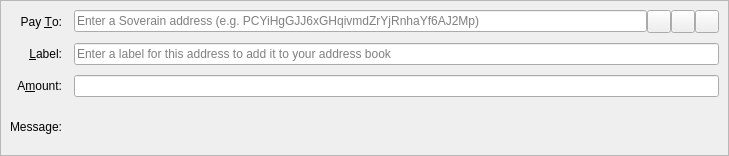
Before: the Qt Designer form src/qt/forms/sendcoinsentry.ui in decenomy/SOVE, drawn with Qt 5.
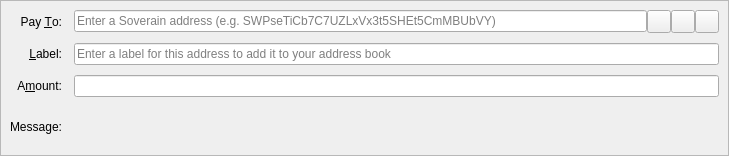
After: the same form once the commit is applied. Icons and pictures are not drawn. Custom widgets are drawn as their Qt base class.

Commit message: privacy: change example address

```diff
--- a/src/qt/forms/sendcoinsentry.ui
+++ b/src/qt/forms/sendcoinsentry.ui
@@ -60,7 +60,7 @@
          <string/>
         </property>
         <property name="placeholderText">
-         <string>Enter a Soverain address (e.g. PCYiHgGJJ6xGHqivmdZrYjRnhaYf6AJ2Mp)</string>
+         <string>Enter a Soverain address (e.g. SWPseTiCb7C7UZLxVx3t5SHEt5CmMBUbVY)</string>
         </property>
        </widget>
       </item>
```
The commit also changes 5 other files.
